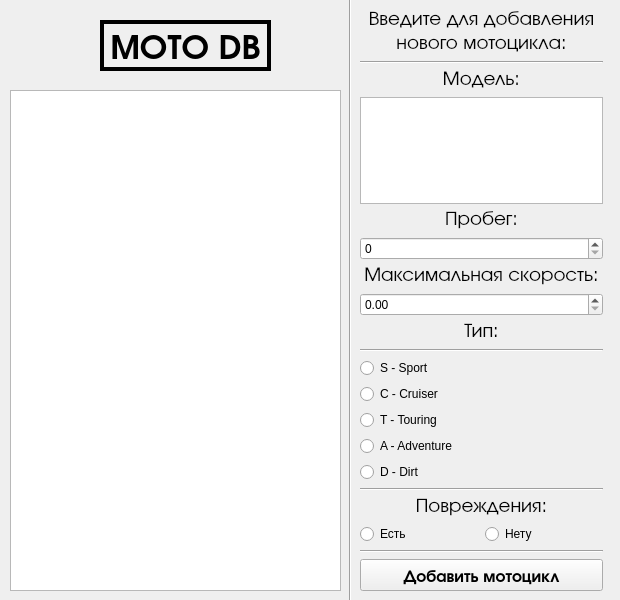
The window that LabWork_6/Task_1/mainwindow.ui (Max2772/FoA-P-2-Semester-) describes before a commit, drawn with Qt 5.
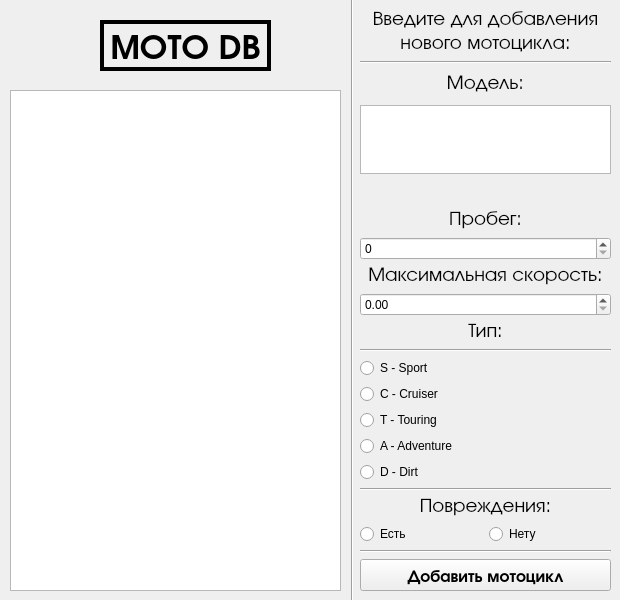
The same window after the commit. Icons and pictures are not drawn.

The edit to the form file:
```diff
--- a/LabWork_6/Task_1/mainwindow.ui
+++ b/LabWork_6/Task_1/mainwindow.ui
@@ -10,6 +10,18 @@
     <height>600</height>
    </rect>
   </property>
+  <property name="minimumSize">
+   <size>
+    <width>620</width>
+    <height>600</height>
+   </size>
+  </property>
+  <property name="maximumSize">
+   <size>
+    <width>620</width>
+    <height>600</height>
+   </size>
+  </property>
   <property name="windowTitle">
    <string>Motorcycle DB</string>
   </property>
@@ -59,7 +71,7 @@
    <widget class="Line" name="line">
     <property name="geometry">
      <rect>
-      <x>340</x>
+      <x>342</x>
       <y>-60</y>
       <width>20</width>
       <height>691</height>
@@ -74,7 +86,7 @@
      <rect>
       <x>360</x>
       <y>10</y>
-      <width>243</width>
+      <width>251</width>
       <height>581</height>
      </rect>
     </property>
@@ -108,6 +120,14 @@
      <item>
       <layout class="QVBoxLayout" name="verticalLayout_10">
        <item>
+        <layout class="QVBoxLayout" name="verticalLayout_11">
+         <property name="spacing">
+          <number>10</number>
+         </property>
+         <property name="bottomMargin">
+          <number>30</number>
+         </property>
+         <item>
         <widget class="Line" name="line_6">
          <property name="orientation">
           <enum>Qt::Horizontal</enum>
@@ -115,7 +135,7 @@
         </widget>
        </item>
        <item>
-        <widget class="QLabel" name="label_9">
+          <widget class="QLabel" name="labelModelInfo">
          <property name="font">
           <font>
            <family>URW Gothic</family>
@@ -138,13 +158,27 @@
         </widget>
        </item>
        <item>
-        <widget class="QPlainTextEdit" name="plainTextEdit">
+          <widget class="QPlainTextEdit" name="plainTextEditModel">
+           <property name="sizePolicy">
+            <sizepolicy hsizetype="Minimum" vsizetype="Minimum">
+             <horstretch>0</horstretch>
+             <verstretch>0</verstretch>
+            </sizepolicy>
+           </property>
+           <property name="maximumSize">
+            <size>
+             <width>16777214</width>
+             <height>100</height>
+            </size>
+           </property>
          <property name="plainText">
           <string>
 </string>
          </property>
         </widget>
        </item>
+        </layout>
+       </item>
        <item>
         <layout class="QVBoxLayout" name="verticalLayout_3">
          <item>
```
Left out of the diff: 57 changed lines with no effect on the pictures. Lines whose indentation alone changed are shown as unchanged.
